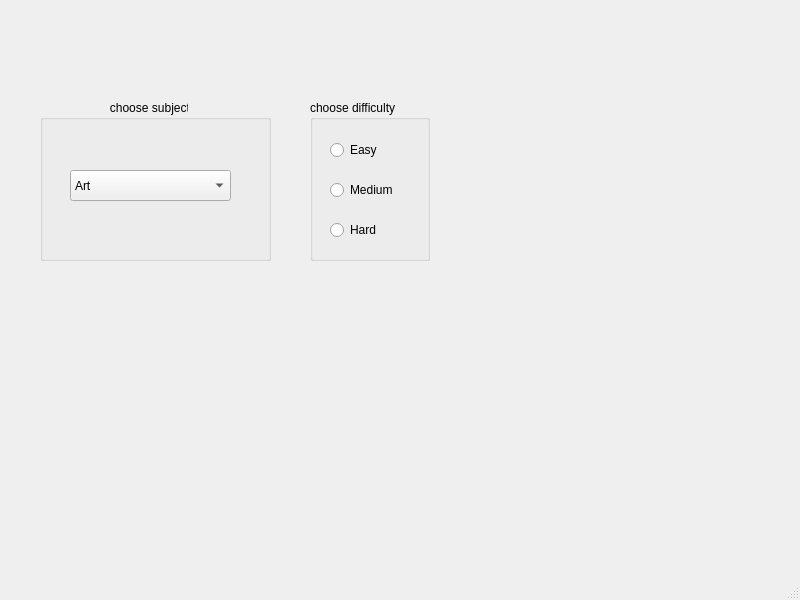
First picture: the form in mainwindow.ui, repository gessire/sectry, before the edit.
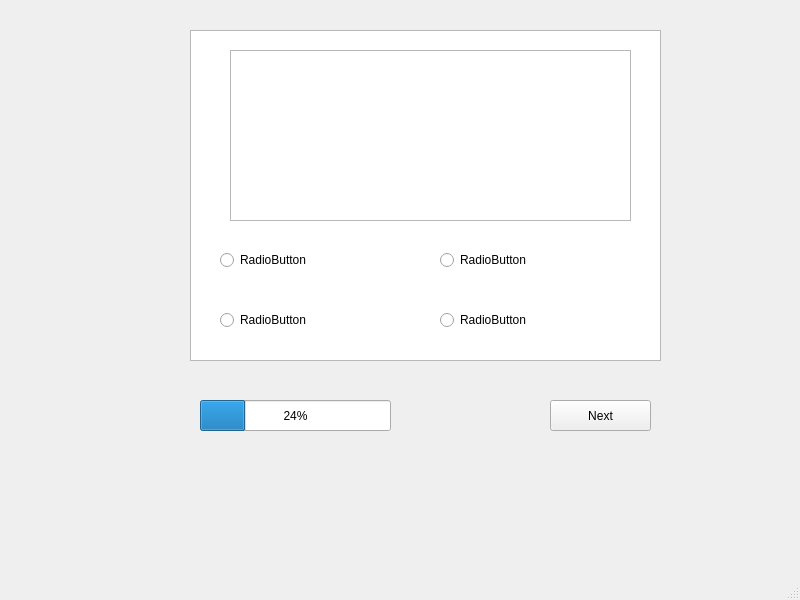
Second picture: the form after the edit. The open tabs and pages were chosen to show the change.

Commit message:
survival pages
question and record page added

```diff
--- a/mainwindow.ui
+++ b/mainwindow.ui
@@ -18,7 +18,7 @@
     <property name="geometry">
      <rect>
       <x>-10</x>
-      <y>-20</y>
+      <y>-30</y>
       <width>821</width>
       <height>601</height>
      </rect>
@@ -420,8 +420,8 @@
      <widget class="QGroupBox" name="groupBox_3">
       <property name="geometry">
        <rect>
-        <x>50</x>
-        <y>120</y>
+        <x>200</x>
+        <y>170</y>
         <width>231</width>
         <height>161</height>
        </rect>
@@ -478,14 +478,14 @@
      <widget class="QGroupBox" name="groupBox_4">
       <property name="geometry">
        <rect>
-        <x>320</x>
-        <y>120</y>
+        <x>510</x>
+        <y>170</y>
         <width>120</width>
         <height>161</height>
        </rect>
       </property>
       <property name="title">
-       <string>choose difficulty</string>
+       <string>   choose difficulty</string>
       </property>
       <widget class="QRadioButton" name="radioButton_8">
        <property name="geometry">
@@ -526,6 +526,202 @@
         <string>Hard</string>
        </property>
       </widget>
+     </widget>
+     <widget class="QPushButton" name="recordbtn">
+      <property name="geometry">
+       <rect>
+        <x>640</x>
+        <y>60</y>
+        <width>131</width>
+        <height>61</height>
+       </rect>
+      </property>
+      <property name="text">
+       <string>records</string>
+      </property>
+     </widget>
+     <widget class="QPushButton" name="startbtn">
+      <property name="geometry">
+       <rect>
+        <x>380</x>
+        <y>370</y>
+        <width>141</width>
+        <height>51</height>
+       </rect>
+      </property>
+      <property name="text">
+       <string>start</string>
+      </property>
+     </widget>
+    </widget>
+    <widget class="QWidget" name="p5">
+     <widget class="QTableWidget" name="tableWidget">
+      <property name="geometry">
+       <rect>
+        <x>70</x>
+        <y>100</y>
+        <width>651</width>
+        <height>301</height>
+       </rect>
+      </property>
+      <row>
+       <property name="text">
+        <string>1</string>
+       </property>
+      </row>
+      <row>
+       <property name="text">
+        <string>2</string>
+       </property>
+      </row>
+      <row>
+       <property name="text">
+        <string>3</string>
+       </property>
+      </row>
+      <row>
+       <property name="text">
+        <string>4</string>
+       </property>
+      </row>
+      <row>
+       <property name="text">
+        <string>5</string>
+       </property>
+      </row>
+      <column>
+       <property name="text">
+        <string>Name</string>
+       </property>
+      </column>
+      <column>
+       <property name="text">
+        <string>Difficulty</string>
+       </property>
+      </column>
+      <column>
+       <property name="text">
+        <string>Subject</string>
+       </property>
+      </column>
+      <column>
+       <property name="text">
+        <string>score</string>
+       </property>
+      </column>
+     </widget>
+     <widget class="QPushButton" name="backbtn">
+      <property name="geometry">
+       <rect>
+        <x>120</x>
+        <y>430</y>
+        <width>121</width>
+        <height>51</height>
+       </rect>
+      </property>
+      <property name="text">
+       <string>Back</string>
+      </property>
+     </widget>
+    </widget>
+    <widget class="QWidget" name="p6">
+     <widget class="QGraphicsView" name="graphicsView_2">
+      <property name="geometry">
+       <rect>
+        <x>200</x>
+        <y>60</y>
+        <width>471</width>
+        <height>331</height>
+       </rect>
+      </property>
+     </widget>
+     <widget class="QRadioButton" name="radioButton_11">
+      <property name="geometry">
+       <rect>
+        <x>450</x>
+        <y>280</y>
+        <width>181</width>
+        <height>20</height>
+       </rect>
+      </property>
+      <property name="text">
+       <string>RadioButton</string>
+      </property>
+     </widget>
+     <widget class="QRadioButton" name="radioButton_12">
+      <property name="geometry">
+       <rect>
+        <x>450</x>
+        <y>340</y>
+        <width>181</width>
+        <height>20</height>
+       </rect>
+      </property>
+      <property name="text">
+       <string>RadioButton</string>
+      </property>
+     </widget>
+     <widget class="QRadioButton" name="radioButton_13">
+      <property name="geometry">
+       <rect>
+        <x>230</x>
+        <y>280</y>
+        <width>161</width>
+        <height>20</height>
+       </rect>
+      </property>
+      <property name="text">
+       <string>RadioButton</string>
+      </property>
+     </widget>
+     <widget class="QRadioButton" name="radioButton_14">
+      <property name="geometry">
+       <rect>
+        <x>230</x>
+        <y>340</y>
+        <width>181</width>
+        <height>20</height>
+       </rect>
+      </property>
+      <property name="text">
+       <string>RadioButton</string>
+      </property>
+     </widget>
+     <widget class="QTextBrowser" name="textBrowser_2">
+      <property name="geometry">
+       <rect>
+        <x>240</x>
+        <y>80</y>
+        <width>401</width>
+        <height>171</height>
+       </rect>
+      </property>
+     </widget>
+     <widget class="QPushButton" name="nextsurbtn">
+      <property name="geometry">
+       <rect>
+        <x>560</x>
+        <y>430</y>
+        <width>101</width>
+        <height>31</height>
+       </rect>
+      </property>
+      <property name="text">
+       <string>Next</string>
+      </property>
+     </widget>
+     <widget class="QProgressBar" name="progressBar_2">
+      <property name="geometry">
+       <rect>
+        <x>210</x>
+        <y>430</y>
+        <width>191</width>
+        <height>31</height>
+       </rect>
+      </property>
+      <property name="value">
+       <number>24</number>
+      </property>
      </widget>
     </widget>
    </widget>
```
Left out of the diff: 2 changed lines with no effect on the pictures. The commit also changes 2 other files.
